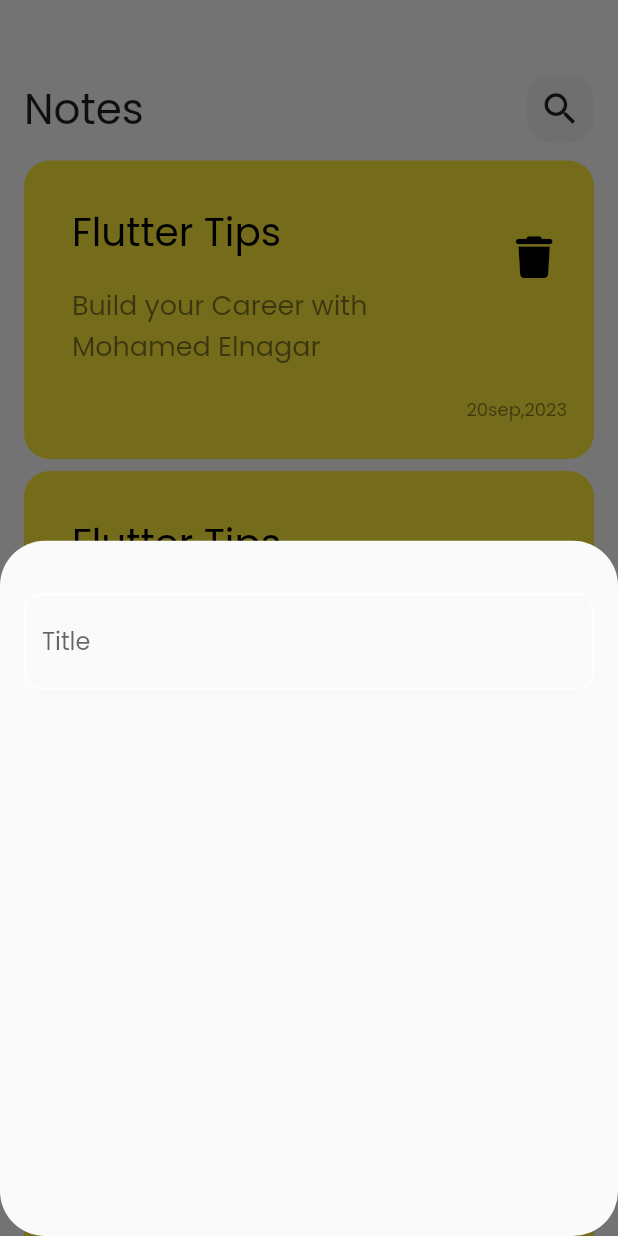
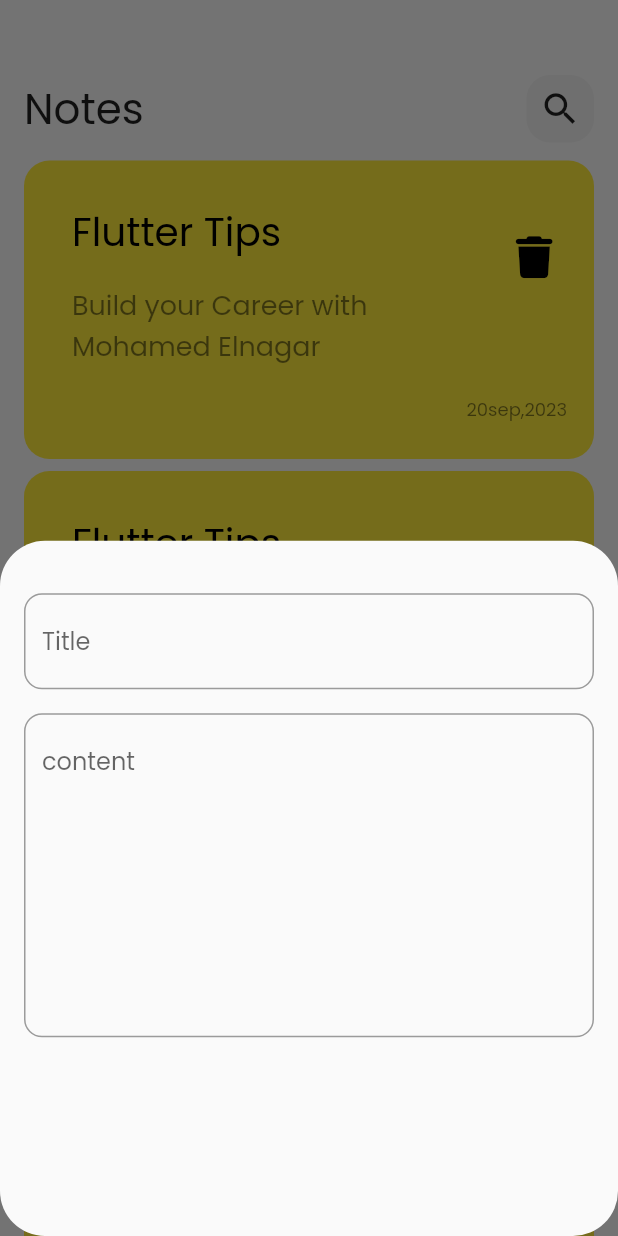
Before and after one commit to mohamed-elnagar0/Notes_App, a Flutter app: the screen it shows after launch, after a tap on the "add" icon, on a phone screen of 412 x 824 dp. Run offline on Flutter 3.47's test engine with Material 2 defaults, Android fonts, the phone set to English and light mode, and no system bars; our stand-ins replace font_awesome_flutter.

Commit message:
add text field to add note bottom sheet

```diff
--- a/lib/views/widgets/add_note_button_sheat.dart
+++ b/lib/views/widgets/add_note_button_sheat.dart
@@ -12,7 +12,16 @@ class AddNoteButtonSheat extends StatelessWidget {
           SizedBox(
             height: 35,
           ),
-          CustomTextField(),
+          CustomTextField(
+            hintText: 'Title',
+          ),
+          SizedBox(
+            height: 16,
+          ),
+          CustomTextField(
+            hintText: 'content',
+            maxLines: 8,
+          ),
         ],
       ),
     );
--- a/lib/views/widgets/custom_text_field.dart
+++ b/lib/views/widgets/custom_text_field.dart
@@ -2,15 +2,20 @@ import 'package:flutter/material.dart';
 import 'package:notes_app/constant.dart';
 
 class CustomTextField extends StatelessWidget {
-  const CustomTextField({super.key});
+  const CustomTextField({super.key, required this.hintText, this.maxLines = 1});
+
+  final String hintText;
+  final int maxLines;
+
   @override
   Widget build(BuildContext context) {
     return TextField(
+      maxLines: maxLines,
       cursorColor: kPrimaryColor,
       decoration: InputDecoration(
-        hintText: 'Title',
+        hintText: hintText,
         border: buildBorder(),
-        enabledBorder: buildBorder(),
+        // enabledBorder: buildBorder(),
         focusedBorder: buildBorder(kPrimaryColor),
       ),
     );
```
